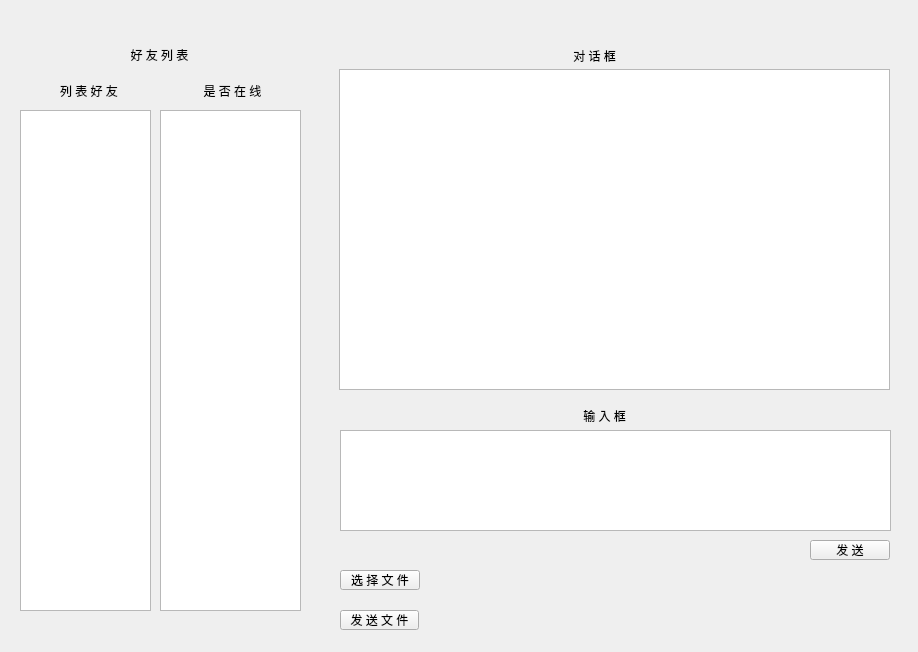
minghust/Mingssager, file zmclient/chat.ui: the form before one commit.
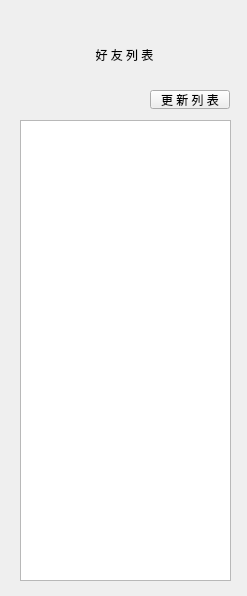
The form after the commit.

```diff
--- a/zmclient/chat.ui
+++ b/zmclient/chat.ui
@@ -6,75 +6,19 @@
    <rect>
     <x>0</x>
     <y>0</y>
-    <width>918</width>
-    <height>652</height>
+    <width>247</width>
+    <height>596</height>
    </rect>
   </property>
   <property name="windowTitle">
    <string>Chat</string>
   </property>
-  <widget class="QWidget" name="verticalLayoutWidget_2">
-   <property name="geometry">
-    <rect>
-     <x>339</x>
-     <y>69</y>
-     <width>551</width>
-     <height>321</height>
-    </rect>
-   </property>
-   <layout class="QVBoxLayout" name="verticalLayout_2">
-    <item>
-     <widget class="QTextEdit" name="msg"/>
-    </item>
-   </layout>
-  </widget>
-  <widget class="QLabel" name="label_3">
-   <property name="geometry">
-    <rect>
-     <x>580</x>
-     <y>410</y>
-     <width>54</width>
-     <height>12</height>
-    </rect>
-   </property>
-   <property name="text">
-    <string> 输 入 框</string>
-   </property>
-  </widget>
-  <widget class="QWidget" name="verticalLayoutWidget">
-   <property name="geometry">
-    <rect>
-     <x>340</x>
-     <y>430</y>
-     <width>551</width>
-     <height>101</height>
-    </rect>
-   </property>
-   <layout class="QVBoxLayout" name="verticalLayout">
-    <item>
-     <widget class="QTextEdit" name="input"/>
-    </item>
-   </layout>
-  </widget>
-  <widget class="QLabel" name="label_2">
-   <property name="geometry">
-    <rect>
-     <x>570</x>
-     <y>50</y>
-     <width>54</width>
-     <height>12</height>
-    </rect>
-   </property>
-   <property name="text">
-    <string> 对 话 框</string>
-   </property>
-  </widget>
   <widget class="QWidget" name="verticalLayoutWidget_4">
    <property name="geometry">
     <rect>
      <x>19</x>
      <y>39</y>
-     <width>281</width>
+     <width>211</width>
      <height>31</height>
     </rect>
    </property>
@@ -91,97 +35,13 @@
     </item>
    </layout>
   </widget>
-  <widget class="QPushButton" name="sendmsg">
-   <property name="geometry">
-    <rect>
-     <x>810</x>
-     <y>540</y>
-     <width>80</width>
-     <height>20</height>
-    </rect>
-   </property>
-   <property name="text">
-    <string>发 送</string>
-   </property>
-  </widget>
-  <widget class="QPushButton" name="sendfile">
-   <property name="geometry">
-    <rect>
-     <x>340</x>
-     <y>610</y>
-     <width>79</width>
-     <height>20</height>
-    </rect>
-   </property>
-   <property name="text">
-    <string>发 送 文 件</string>
-   </property>
-  </widget>
-  <widget class="QLabel" name="showfilename">
-   <property name="geometry">
-    <rect>
-     <x>430</x>
-     <y>570</y>
-     <width>451</width>
-     <height>16</height>
-    </rect>
-   </property>
-   <property name="text">
-    <string/>
-   </property>
-  </widget>
-  <widget class="QPushButton" name="choosefile">
-   <property name="geometry">
-    <rect>
-     <x>340</x>
-     <y>570</y>
-     <width>80</width>
-     <height>20</height>
-    </rect>
-   </property>
-   <property name="text">
-    <string>选 择 文 件</string>
-   </property>
-  </widget>
-  <widget class="QWidget" name="horizontalLayoutWidget">
-   <property name="geometry">
-    <rect>
-     <x>20</x>
-     <y>70</y>
-     <width>281</width>
-     <height>41</height>
-    </rect>
-   </property>
-   <layout class="QHBoxLayout" name="horizontalLayout_2">
-    <item>
-     <widget class="QLabel" name="label_5">
-      <property name="text">
-       <string>列 表 好 友</string>
-      </property>
-      <property name="alignment">
-       <set>Qt::AlignCenter</set>
-      </property>
-     </widget>
-    </item>
-    <item>
-     <widget class="QLabel" name="label_4">
-      <property name="text">
-       <string>是 否 在 线</string>
-      </property>
-      <property name="alignment">
-       <set>Qt::AlignCenter</set>
-      </property>
-     </widget>
-    </item>
-   </layout>
-  </widget>
   <widget class="QWidget" name="horizontalLayoutWidget_2">
    <property name="geometry">
     <rect>
      <x>20</x>
-     <y>110</y>
-     <width>131</width>
-     <height>501</height>
+     <y>120</y>
+     <width>211</width>
+     <height>461</height>
     </rect>
    </property>
    <layout class="QHBoxLayout" name="horizontalLayout">
@@ -190,37 +50,6 @@
     </item>
    </layout>
   </widget>
-  <widget class="QWidget" name="horizontalLayoutWidget_3">
-   <property name="geometry">
-    <rect>
-     <x>160</x>
-     <y>110</y>
-     <width>141</width>
-     <height>501</height>
-    </rect>
-   </property>
-   <layout class="QHBoxLayout" name="horizontalLayout_3">
-    <item>
-     <widget class="QListWidget" name="isOnlineList"/>
-    </item>
-   </layout>
-  </widget>
-  <widget class="QLabel" name="sendto">
-   <property name="geometry">
-    <rect>
-     <x>750</x>
-     <y>46</y>
-     <width>131</width>
-     <height>20</height>
-    </rect>
-   </property>
-   <property name="text">
-    <string/>
-   </property>
-   <property name="alignment">
-    <set>Qt::AlignRight|Qt::AlignTrailing|Qt::AlignVCenter</set>
-   </property>
-  </widget>
   <widget class="QLabel" name="userName">
    <property name="geometry">
     <rect>
@@ -234,6 +63,19 @@
     <string/>
    </property>
   </widget>
+  <widget class="QPushButton" name="updateList">
+   <property name="geometry">
+    <rect>
+     <x>150</x>
+     <y>90</y>
+     <width>80</width>
+     <height>19</height>
+    </rect>
+   </property>
+   <property name="text">
+    <string>更 新 列 表</string>
+   </property>
+  </widget>
  </widget>
  <resources/>
  <connections/>
```
